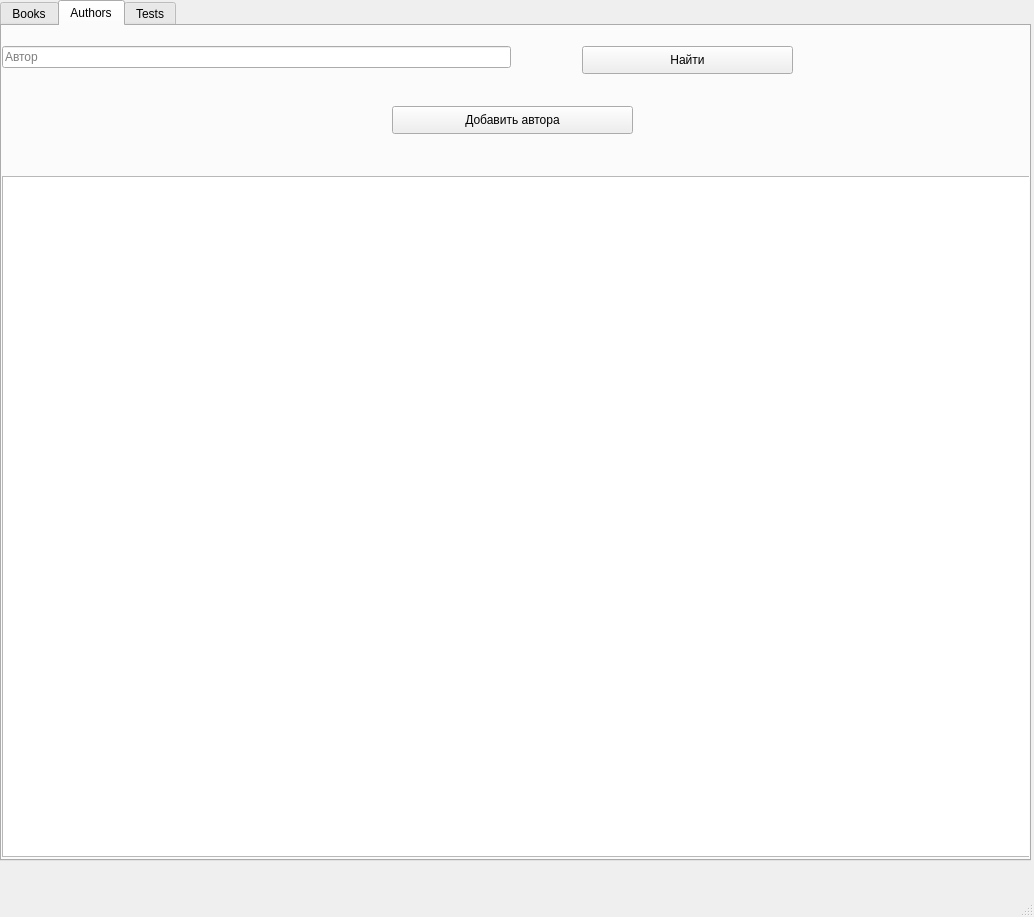
This is UIs/Host.ui in Cheshuyka/BookFoU as Qt 5 draws it before an edit. The edited form follows.
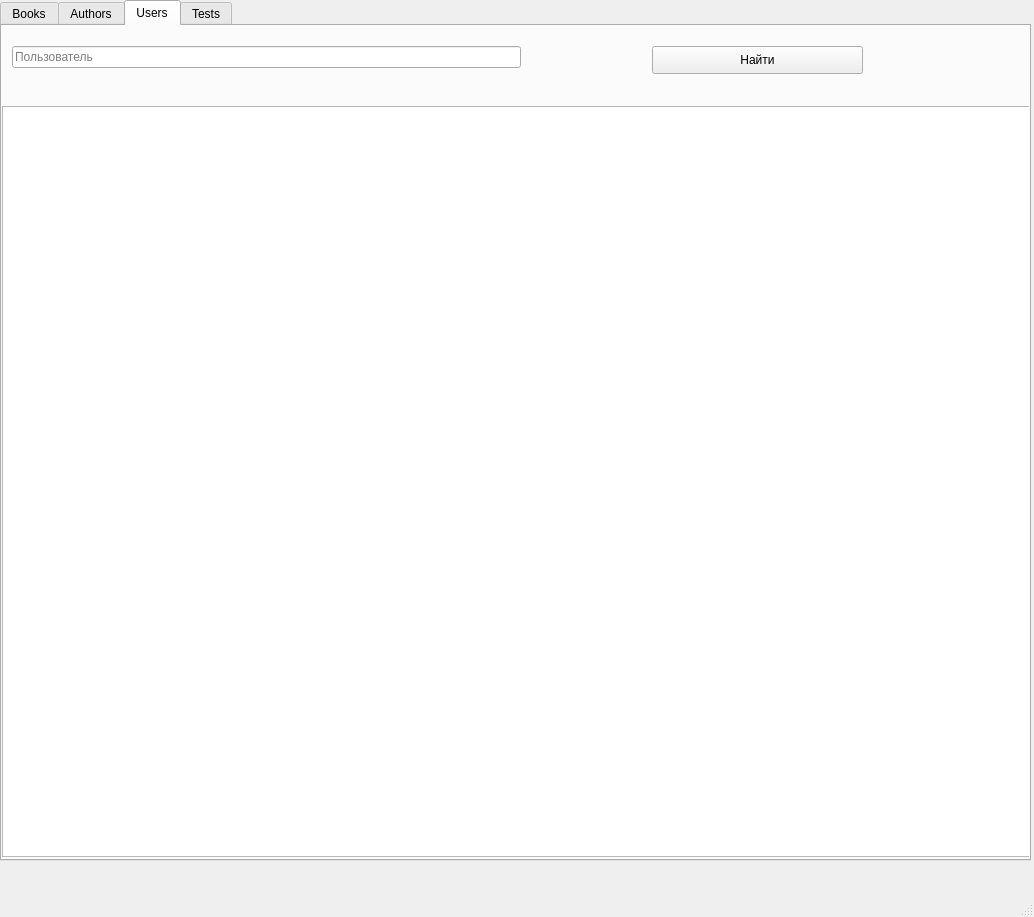
This is the edited form.

Commit message: Добавил возможность удаления пользователей.

The edit to the form file:
```diff
--- a/UIs/Host.ui
+++ b/UIs/Host.ui
@@ -24,7 +24,7 @@
      </rect>
     </property>
     <property name="currentIndex">
-     <number>1</number>
+     <number>2</number>
     </property>
     <widget class="QWidget" name="tab">
      <attribute name="title">
@@ -103,7 +103,7 @@
      <widget class="QLineEdit" name="authorNameEdit">
       <property name="geometry">
        <rect>
-        <x>0</x>
+        <x>10</x>
         <y>20</y>
         <width>509</width>
         <height>22</height>
@@ -153,6 +153,50 @@
       </property>
      </widget>
     </widget>
+    <widget class="QWidget" name="tab_4">
+     <attribute name="title">
+      <string>Users</string>
+     </attribute>
+     <widget class="QLineEdit" name="userEdit">
+      <property name="geometry">
+       <rect>
+        <x>10</x>
+        <y>20</y>
+        <width>509</width>
+        <height>22</height>
+       </rect>
+      </property>
+      <property name="placeholderText">
+       <string>Пользователь</string>
+      </property>
+     </widget>
+     <widget class="QPushButton" name="findUserButton">
+      <property name="geometry">
+       <rect>
+        <x>650</x>
+        <y>20</y>
+        <width>211</width>
+        <height>28</height>
+       </rect>
+      </property>
+      <property name="text">
+       <string>Найти</string>
+      </property>
+     </widget>
+     <widget class="QTableWidget" name="usersTable">
+      <property name="geometry">
+       <rect>
+        <x>0</x>
+        <y>80</y>
+        <width>1031</width>
+        <height>751</height>
+       </rect>
+      </property>
+      <property name="rowCount">
+       <number>0</number>
+      </property>
+     </widget>
+    </widget>
     <widget class="QWidget" name="tab_2">
      <attribute name="title">
       <string>Tests</string>
```
The commit also changes 2 other files.
